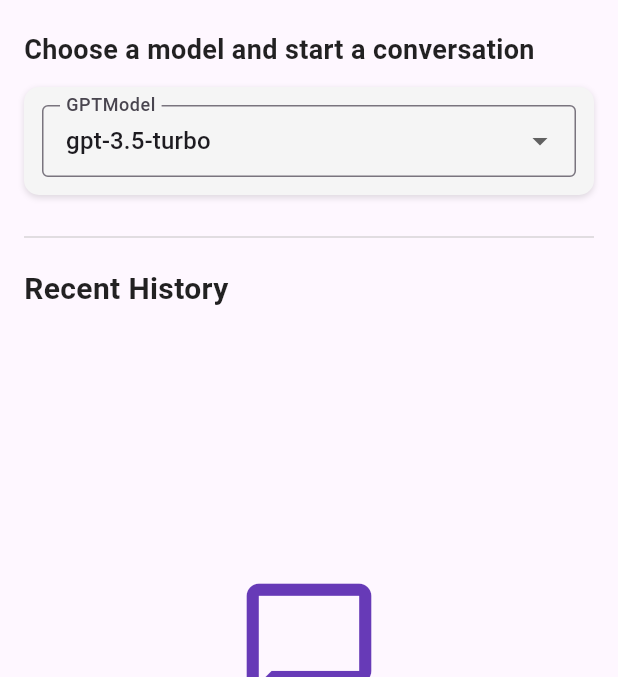
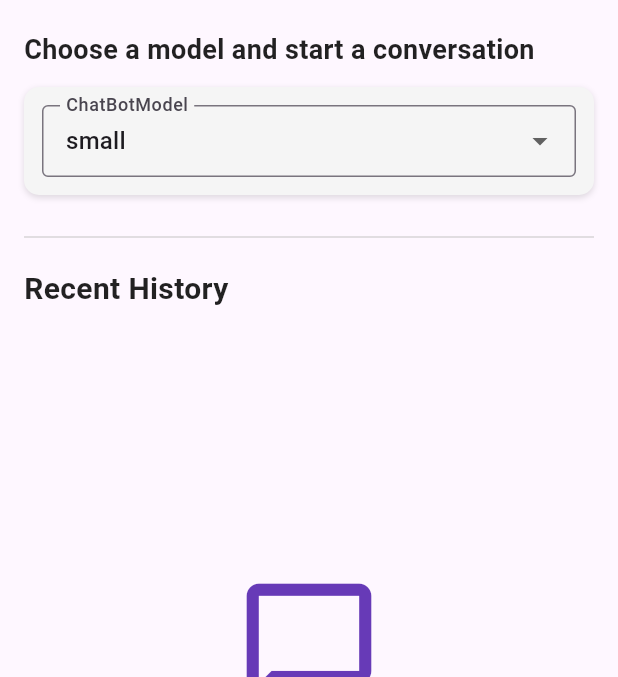
Before and after one commit to junior-stack/COMP5450-Challenge1, a Flutter app: the ChatHistoryPage screen opened directly, on a phone screen of 412 x 824 dp, the part 84-761 px from its top. Run offline on Flutter 3.47's test engine with Material 3 defaults, Android fonts, the phone set to English and light mode, and no system bars; our stand-ins replace dash_chat_2, sqflite; missing offline and left inert: record; accounts and stored records are empty.

Commit message:
change the text display

```diff
--- a/lib/main.dart
+++ b/lib/main.dart
@@ -17,7 +17,7 @@ class MyApp extends StatelessWidget {
     return MaterialApp(
       title: 'Chat AI App',
       theme: ThemeData(primarySwatch: Colors.deepPurple),
-      home: const ChatHistoryPage(),
+      home: const LoginPage(),
       navigatorObservers: [routeObserver],
     );
   }
--- a/lib/pages/ChatHistoryPage.dart
+++ b/lib/pages/ChatHistoryPage.dart
@@ -18,8 +18,8 @@ class _ChatHistoryPageState extends State<ChatHistoryPage> with RouteAware {
 
   List<Map<String, dynamic>> chatHistory = [];
   int maxSession = 0;
-  final List<String> models = ['gpt-3.5-turbo', 'gpt-4', 'gpt-4-turbo'];
-  String selectedModel = 'gpt-3.5-turbo';
+  final List<String> models = ['small', 'medium', 'large'];
+  String selectedModel = 'small';
   void goToProfilePage() {
     Navigator.push(
       context,
@@ -116,7 +116,7 @@ class _ChatHistoryPageState extends State<ChatHistoryPage> with RouteAware {
             child: DropdownButtonFormField<String>(
               value: selectedModel,
               decoration: const InputDecoration(
-                labelText: 'GPTModel',
+                labelText: 'ChatBotModel',
                 labelStyle: TextStyle(fontWeight: FontWeight.w500),
                 border: OutlineInputBorder(),
                 contentPadding: EdgeInsets.symmetric(horizontal: 12, vertical: 10),
```
